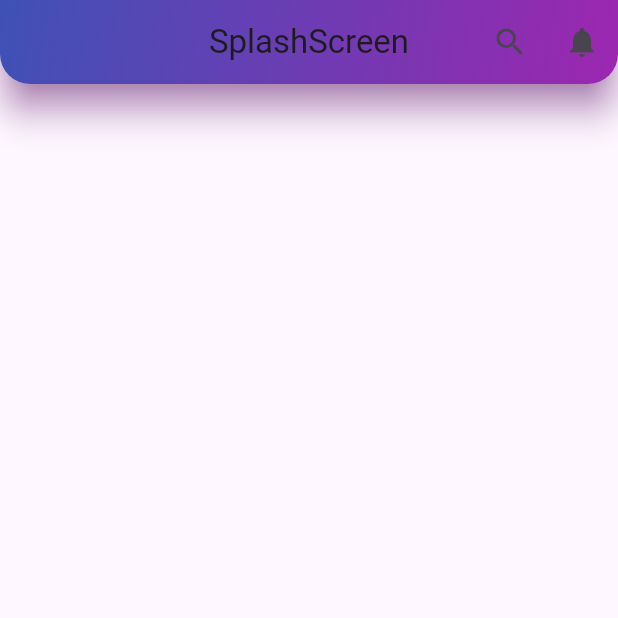
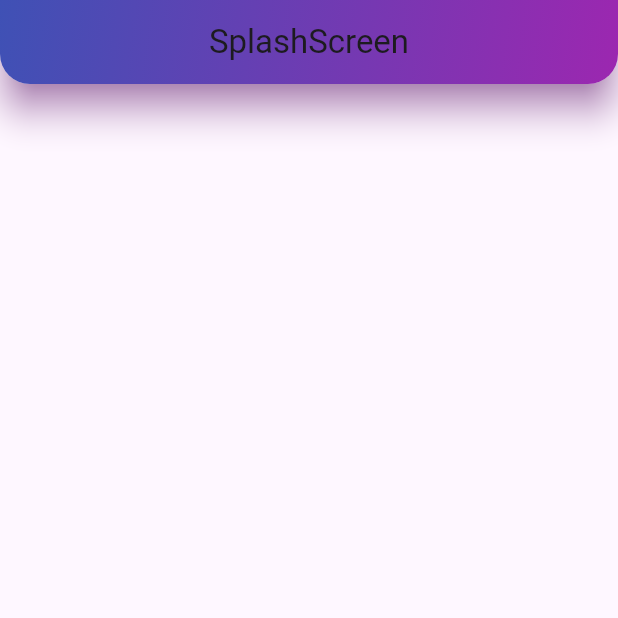
Before and after one commit to Afaque-A/rendom_app_using_richtext, a Flutter app: the screen it shows after launch, on a phone screen of 412 x 824 dp, the top half of it. Run offline on Flutter 3.47's test engine with Material 3 defaults, Android fonts, the light colour scheme and no system bars; drawn by our look-alikes of flutter_animate.

Commit message:
romove action icons

```diff
--- a/lib/splashscreen.dart
+++ b/lib/splashscreen.dart
@@ -36,20 +36,6 @@ class _SplashscreenState extends State<Splashscreen> {
             ),
           ),
         ),
-        actions: [
-          IconButton(
-            icon: Icon(Icons.search),
-            onPressed: () {
-              // Search action
-            },
-          ),
-          IconButton(
-            icon: Icon(Icons.notifications),
-            onPressed: () {
-              // Notification action
-            },
-          ),
-        ],
       ),
       body: Center(
         child: Text.rich(
```
